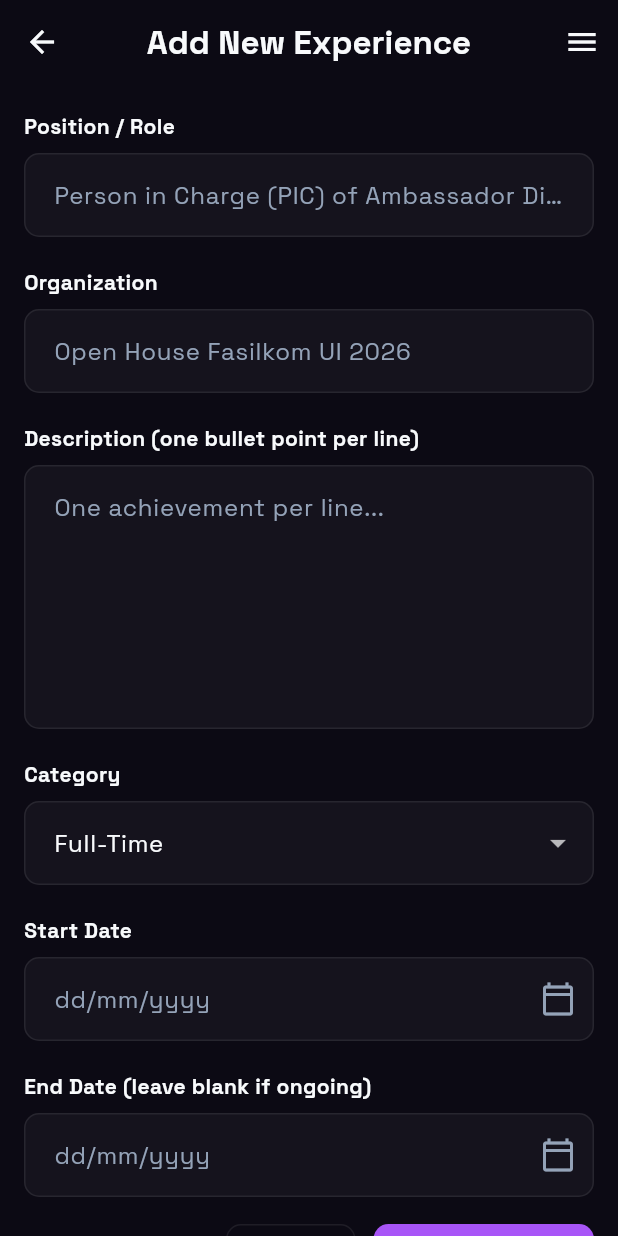
After one commit to DeCorbeau/myportofolio_mobile, a Flutter app: the ExperienceFormPage screen opened directly, on a phone screen of 412 x 824 dp. The commit adds this screen. Run offline on Flutter 3.47's test engine with Material 3 defaults, Android fonts, the phone set to English and light mode, and no system bars; our stand-ins replace material_ui.

Commit message:
feat: add experience form with date pickers and validation

```diff
--- a/lib/app_colors.dart
+++ b/lib/app_colors.dart
@@ -27,4 +27,6 @@ class AppColors {
   static const Color catEvent = Color(0xFFF472B6);
   static const Color catCommunication = Color(0xFFFBBF24);
   static const Color catTechnical = accentCyan;
+
+  static const Color actionPink = Color(0xFFDB2777);
 }
--- /dev/null
+++ b/lib/screens/experience_form.dart
@@ -0,0 +1,444 @@
+import 'package:material_ui/material_ui.dart';
+import 'package:myportofolio_mobile/app_colors.dart';
+import 'package:myportofolio_mobile/screens/menu.dart';
+import 'package:myportofolio_mobile/widgets/form_helpers.dart';
+import 'package:myportofolio_mobile/widgets/left_drawer.dart';
+
+class ExperienceFormPage extends StatefulWidget {
+  const ExperienceFormPage({super.key});
+
+  @override
+  State<ExperienceFormPage> createState() => _ExperienceFormPageState();
+}
+
+class _ExperienceFormPageState extends State<ExperienceFormPage> {
+  // Constant default so reset() always restores the same value.
+  static const String _defaultCategory = 'Full-Time';
+
+  final _formKey = GlobalKey<FormState>();
+  final _startDateController = TextEditingController();
+  final _endDateController = TextEditingController();
+
+  String _role = "";
+  String _organization = "";
+  String _description = "";
+  String _category = _defaultCategory;
+  DateTime? _startDate;
+  DateTime? _endDate; // null means the experience is ongoing
+
+  final List<String> _categories = [
+    'Internship',
+    'Research',
+    'Volunteer',
+    'Part-Time',
+    'Full-Time',
+    'Freelance',
+    'Committee',
+  ];
+
+  @override
+  void dispose() {
+    _startDateController.dispose();
+    _endDateController.dispose();
+    super.dispose();
+  }
+
+  // Go back to the previous page; fall back to Home if there is none.
+  void _goBack() {
+    if (Navigator.canPop(context)) {
+      Navigator.pop(context);
+    } else {
+      Navigator.pushReplacement(
+        context,
+        MaterialPageRoute(builder: (context) => MyHomePage()),
+      );
+    }
+  }
+
+  // Formats a date as dd/mm/yyyy (same as the website date input).
+  String _formatDate(DateTime date) {
+    final day = date.day.toString().padLeft(2, '0');
+    final month = date.month.toString().padLeft(2, '0');
+    return '$day/$month/${date.year}';
+  }
+
+  // Splits the description into non-empty lines (one bullet point per line).
+  List<String> _splitBullets(String text) {
+    return text
+        .split('\n')
+        .map((line) => line.trim())
+        .where((line) => line.isNotEmpty)
+        .toList();
+  }
+
+  // Opens the date picker and stores the chosen date.
+  Future<void> _pickDate({required bool isStart}) async {
+    final DateTime now = DateTime.now();
+    final DateTime firstDate =
+        isStart ? DateTime(2010) : (_startDate ?? DateTime(2010));
+    final DateTime lastDate = DateTime(now.year + 5);
+
+    DateTime initial = (isStart ? _startDate : _endDate) ?? now;
+    if (initial.isBefore(firstDate)) initial = firstDate;
+    if (initial.isAfter(lastDate)) initial = lastDate;
+
+    final DateTime? picked = await showDatePicker(
+      context: context,
+      initialDate: initial,
+      firstDate: firstDate,
+      lastDate: lastDate,
+    );
+    if (picked == null) return;
+
+    setState(() {
+      if (isStart) {
+        _startDate = picked;
+        _startDateController.text = _formatDate(picked);
+      } else {
+        _endDate = picked;
+        _endDateController.text = _formatDate(picked);
+      }
+    });
+  }
+
+  // Clears the end date so the experience counts as ongoing.
+  void _clearEndDate() {
+    setState(() {
+      _endDate = null;
+      _endDateController.clear();
+    });
+  }
+
+  // Reset the form fields and the state variables together.
+  void _resetForm() {
+    _formKey.currentState!.reset();
+    _startDateController.clear();
+    _endDateController.clear();
+    setState(() {
+      _role = "";
+      _organization = "";
+      _description = "";
+      _category = _defaultCategory;
+      _startDate = null;
+      _endDate = null;
+    });
+  }
+
+  // Read-only text field that opens a date picker when tapped.
+  Widget _dateField({
+    required TextEditingController controller,
+    required String hint,
+    required Widget suffixIcon,
+    required VoidCallback onTap,
+    required String? Function(String?) validator,
+  }) {
+    return TextFormField(
+      controller: controller,
+      readOnly: true,
+      style: const TextStyle(color: AppColors.textPrimary),
+      decoration: buildInputDecoration(hint: hint, suffixIcon: suffixIcon),
+      onTap: onTap,
+      validator: validator,
+    );
+  }
+
+  void _showSummaryDialog() {
+    final bullets = _splitBullets(_description);
+    showDialog(
+      context: context,
+      builder: (context) {
+        return AlertDialog(
+          backgroundColor: AppColors.surface,
+          shape: RoundedRectangleBorder(
+            borderRadius: BorderRadius.circular(16),
+            side: const BorderSide(color: AppColors.border),
+          ),
+          title: const Text(
+            'Experience added successfully!',
+            style: TextStyle(
+              color: AppColors.textPrimary,
+              fontWeight: FontWeight.bold,
+            ),
+          ),
+          content: SingleChildScrollView(
+            child: Column(
+              crossAxisAlignment: CrossAxisAlignment.start,
+              children: [
+                summaryRow('Position / Role', _role),
+                summaryRow('Organization', _organization),
+                summaryRow(
+                  'Description',
+                  bullets.map((b) => '• $b').join('\n'),
+                ),
+                summaryRow('Category', _category),
+                summaryRow('Start Date', _startDateController.text),
+                summaryRow(
+                  'End Date',
+                  _endDate == null ? 'Present' : _endDateController.text,
+                ),
+              ],
+            ),
+          ),
+          actions: [
+            TextButton(
+              style: TextButton.styleFrom(
+                foregroundColor: AppColors.accentPurple,
+              ),
+              child: const Text('OK'),
+              onPressed: () {
+                Navigator.pop(context);
+                _resetForm();
+              },
+            ),
+          ],
+        );
+      },
+    );
+  }
+
+  @override
+  Widget build(BuildContext context) {
+    return Scaffold(
+      appBar: AppBar(
+        backgroundColor: AppColors.bgMain,
+        foregroundColor: AppColors.textPrimary,
+        scrolledUnderElevation: 0,
+        centerTitle: true,
+        // Back button (overrides the automatic hamburger from the drawer).
+        leading: IconButton(
+          icon: const Icon(Icons.arrow_back),
+          tooltip: 'Back',
+          onPressed: _goBack,
+        ),
+        title: const Text(
+          'Add New Experience',
+          style: TextStyle(fontWeight: FontWeight.bold),
+        ),
+        // Hamburger on the right; it still opens the left drawer.
+        actions: [
+          Builder(
+            builder: (context) => IconButton(
+              icon: const Icon(Icons.menu),
+              tooltip: 'Open navigation menu',
+              onPressed: () => Scaffold.of(context).openDrawer(),
+            ),
+          ),
+        ],
+      ),
+      drawer: const LeftDrawer(),
+      body: Form(
+        key: _formKey,
+        child: SingleChildScrollView(
+          child: Center(
+            child: ConstrainedBox(
+              constraints: const BoxConstraints(maxWidth: 600),
+              child: Padding(
+                padding: const EdgeInsets.all(8.0),
+                child: Column(
+                  crossAxisAlignment: CrossAxisAlignment.start,
+                  children: [
+                    // === Position / Role ===
+                    labeledField(
+                      'Position / Role',
+                      TextFormField(
+                        style: const TextStyle(color: AppColors.textPrimary),
+                        decoration: buildInputDecoration(
+                          hint: 'Person in Charge (PIC) of Ambassador Division',
+                        ),
+                        onChanged: (String value) {
+                          setState(() {
+                            _role = value;
+                          });
+                        },
+                        validator: (String? value) {
+                          if (value == null || value.trim().isEmpty) {
+                            return "Position/role cannot be empty!";
+                          }
+                          if (value.trim().length > 100) {
+                            return "Position/role must be at most 100 characters!";
+                          }
+                          return null;
+                        },
+                      ),
+                    ),
+                    // === Organization ===
+                    labeledField(
+                      'Organization',
+                      TextFormField(
+                        style: const TextStyle(color: AppColors.textPrimary),
+                        decoration: buildInputDecoration(
+                          hint: 'Open House Fasilkom UI 2026',
+                        ),
+                        onChanged: (String value) {
+                          setState(() {
+                            _organization = value;
+                          });
+                        },
+                        validator: (String? value) {
+                          if (value == null || value.trim().isEmpty) {
+                            return "Organization cannot be empty!";
+                          }
+                          if (value.trim().length > 100) {
+                            return "Organization must be at most 100 characters!";
+                          }
+                          return null;
+                        },
+                      ),
+                    ),
+                    // === Description (one bullet point per line) ===
+                    labeledField(
+                      'Description (one bullet point per line)',
+                      TextFormField(
+                        maxLines: 6,
+                        keyboardType: TextInputType.multiline,
+                        style: const TextStyle(color: AppColors.textPrimary),
+                        decoration: buildInputDecoration(
+                          hint: 'One achievement per line...',
+                        ),
+                        onChanged: (String value) {
+                          setState(() {
+                            _description = value;
+                          });
+                        },
+                        validator: (String? value) {
+                          final bullets = _splitBullets(value ?? '');
+                          if (bullets.isEmpty) {
+                            return "Description cannot be empty!";
+                          }
+                          if (bullets.any((line) => line.length > 300)) {
+                            return "Each line must be at most 300 characters!";
+                          }
+                          return null;
+                        },
+                      ),
+                    ),
+                    // === Category ===
+                    labeledField(
+                      'Category',
+                      DropdownButtonFormField<String>(
+                        isExpanded: true,
+                        dropdownColor: AppColors.surface,
+                        style: dropdownTextStyle(context),
+                        decoration: buildInputDecoration(),
+                        initialValue: _defaultCategory,
+                        items: _categories
+                            .map((category) => DropdownMenuItem(
+                                  value: category,
+                                  child: Text(category),
+                                ))
+                            .toList(),
+                        onChanged: (String? newValue) {
+                          setState(() {
+                            _category = newValue!;
+                          });
+                        },
+                      ),
+                    ),
+                    // === Start Date ===
+                    labeledField(
+                      'Start Date',
+                      _dateField(
+                        controller: _startDateController,
+                        hint: 'dd/mm/yyyy',
+                        suffixIcon: const Icon(
+                          Icons.calendar_today_outlined,
+                          color: AppColors.textSecondary,
+                        ),
+                        onTap: () => _pickDate(isStart: true),
+                        validator: (String? value) {
+                          if (value == null || value.isEmpty) {
+                            return "Start date cannot be empty!";
+                          }
+                          return null;
+                        },
+                      ),
+                    ),
+                    // === End Date (optional, blank = ongoing) ===
+                    labeledField(
+                      'End Date (leave blank if ongoing)',
+                      _dateField(
+                        controller: _endDateController,
+                        hint: 'dd/mm/yyyy',
+                        suffixIcon: _endDate == null
+                            ? const Icon(
+                                Icons.calendar_today_outlined,
+                                color: AppColors.textSecondary,
+                              )
+                            : IconButton(
+                                icon: const Icon(Icons.close),
+                                color: AppColors.textSecondary,
+                                tooltip: 'Clear end date',
+                                onPressed: _clearEndDate,
+                              ),
+                        onTap: () => _pickDate(isStart: false),
+                        validator: (String? value) {
+                          final start = _startDate;
+                          final end = _endDate;
+                          if (end == null) return null; // ongoing
+                          if (start != null && end.isBefore(start)) {
+                            return "End date cannot be before the start date!";
+                          }
+                          return null;
+                        },
+                      ),
+                    ),
+                    // === Cancel and Add Experience buttons ===
+                    Padding(
+                      padding: const EdgeInsets.all(8.0),
+                      child: Row(
+                        mainAxisAlignment: MainAxisAlignment.end,
+                        children: [
+                          OutlinedButton(
+                            style: OutlinedButton.styleFrom(
+                              foregroundColor: AppColors.textPrimary,
+                              side: const BorderSide(color: AppColors.border),
+                              padding: const EdgeInsets.symmetric(
+                                  horizontal: 20, vertical: 16),
+                              shape: RoundedRectangleBorder(
+                                borderRadius: BorderRadius.circular(10),
+                              ),
+                            ),
+                            onPressed: _goBack,
+                            child: const Text('Cancel'),
+                          ),
+                          const SizedBox(width: 12),
+                          ElevatedButton(
+                            style: ButtonStyle(
+                              backgroundColor: WidgetStateProperty.all(
+                                  AppColors.accentPurple),
+                              padding: WidgetStateProperty.all(
+                                const EdgeInsets.symmetric(
+                                    horizontal: 20, vertical: 16),
+                              ),
+                              shape: WidgetStateProperty.all(
+                                RoundedRectangleBorder(
+                                  borderRadius: BorderRadius.circular(10),
+                                ),
+                              ),
+                            ),
+                            onPressed: () {
+                              if (_formKey.currentState!.validate()) {
+                                _showSummaryDialog();
+                              }
+                            },
+                            child: const Text(
+                              'Add Experience',
+                              style: TextStyle(
+                                color: Colors.white,
+                                fontWeight: FontWeight.bold,
+                              ),
+                            ),
+                          ),
+                        ],
+                      ),
+                    ),
+                  ],
+                ),
+              ),
+            ),
+          ),
+        ),
+      ),
+    );
+  }
+}
```
